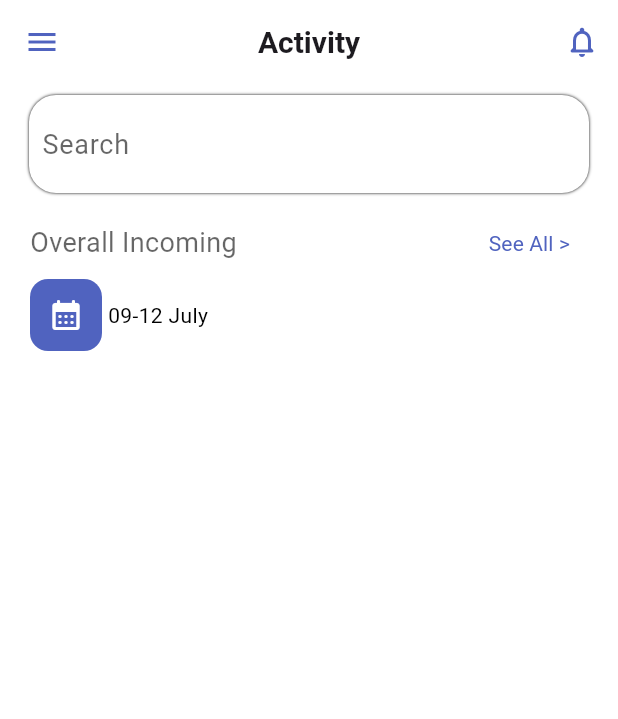
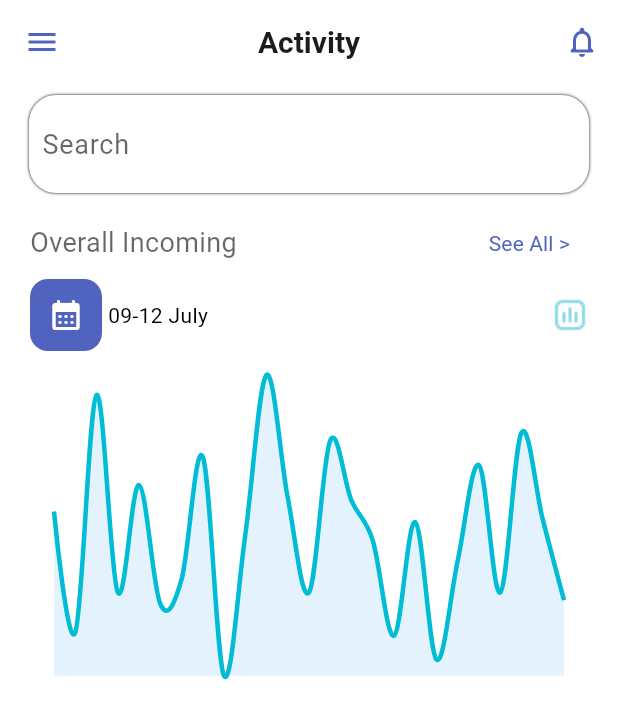
Before and after one commit to Zayahan-Hasan-Shah/Bank-Mobile-App, a Flutter app: the ActivityScreen screen opened by its route, on a phone screen of 412 x 824 dp. Shown: the top 719 px of the screen. Run offline on Flutter 3.47's test engine with Material 3 defaults, Android fonts, the phone set to English and light mode, and no system bars; drawn by our look-alikes of fl_chart; our stand-ins replace connectivity_plus, device_info_plus, flutter_local_notifications, flutter_riverpod, google_fonts, image_picker and 3 more.

Commit message:
create line chart in activity screen

```diff
--- /dev/null
+++ b/bank_app_practice/lib/dummyData/activity/incomingActivityData.dart
@@ -0,0 +1,28 @@
+List<Map<String, dynamic>> transactionData = [
+  {"date": "2025-05-09", "amount": 62.34},
+  {"date": "2025-05-09", "amount": 45.12},
+  {"date": "2025-05-09", "amount": 78.92},
+  {"date": "2025-05-09", "amount": 50.84},
+  {"date": "2025-05-09", "amount": 66.10},
+  {"date": "2025-05-10", "amount": 49.23},
+  {"date": "2025-05-10", "amount": 52.67},
+  {"date": "2025-05-10", "amount": 70.15},
+  {"date": "2025-05-10", "amount": 38.98},
+  {"date": "2025-05-10", "amount": 59.01},
+  {"date": "2025-05-11", "amount": 81.77},
+  {"date": "2025-05-11", "amount": 64.32},
+  {"date": "2025-05-11", "amount": 50.84},
+  {"date": "2025-05-11", "amount": 72.46},
+  {"date": "2025-05-11", "amount": 63.91},
+  {"date": "2025-05-12", "amount": 58.23},
+  {"date": "2025-05-12", "amount": 44.67},
+  {"date": "2025-05-12", "amount": 60.84},
+  {"date": "2025-05-12", "amount": 41.28},
+  {"date": "2025-05-12", "amount": 55.39},
+  {"date": "2025-05-13", "amount": 68.94},
+  {"date": "2025-05-13", "amount": 50.84},
+  {"date": "2025-05-13", "amount": 73.58},
+  {"date": "2025-05-13", "amount": 61.23},
+  {"date": "2025-05-13", "amount": 49.74},
+  // Add more entries for a larger dataset
+];
--- a/bank_app_practice/lib/views/dashboard/activity/activityScreen.dart
+++ b/bank_app_practice/lib/views/dashboard/activity/activityScreen.dart
@@ -1,9 +1,10 @@
 import 'package:bank_app_practice/core/colors.dart';
 import 'package:bank_app_practice/core/constants.dart';
+import 'package:bank_app_practice/dummyData/activity/incomingActivityData.dart';
 import 'package:bank_app_practice/utils/customAppBar.dart';
 import 'package:bank_app_practice/utils/customTextField.dart';
 import 'package:bank_app_practice/utils/titleText.dart';
-import 'package:bank_app_practice/views/dashboard/activity/widgets/overallIncomingChart.dart';
+import 'package:bank_app_practice/views/dashboard/activity/widgets/overallIncomingChartWidget.dart';
 import 'package:bank_app_practice/views/widgets/common/notificationWidget.dart';
 import 'package:flutter/material.dart';
 
@@ -16,6 +17,7 @@ class ActivityScreen extends StatefulWidget {
 
 class _ActivityScreenState extends State<ActivityScreen> {
   final TextEditingController searchController = TextEditingController();
+  final List<Map<String, dynamic>> data = transactionData;
 
   @override
   void dispose() {
@@ -60,7 +62,7 @@ class _ActivityScreenState extends State<ActivityScreen> {
                         color: ColorsPallete.titleColor))
               ],
             ),
-            OverAllIncomingChart()
+            OverAllIncomingChart(data: data),
           ],
         ),
       ),
--- a/bank_app_practice/lib/views/dashboard/activity/widgets/overallIncomingChart.dart
+++ b/bank_app_practice/lib/views/dashboard/activity/widgets/overallIncomingChart.dart
@@ -1,40 +1,66 @@
-import 'package:bank_app_practice/core/colors.dart';
-import 'package:bank_app_practice/utils/titleText.dart';
+import 'package:fl_chart/fl_chart.dart';
 import 'package:flutter/material.dart';
+import 'package:intl/intl.dart';
 
-class OverAllIncomingChart extends StatelessWidget {
-  const OverAllIncomingChart({super.key});
+class OverAllIncomingTransactionLineChart extends StatelessWidget {
+  final List<Map<String, dynamic>> data;
+
+  const OverAllIncomingTransactionLineChart({super.key, required this.data});
 
   @override
   Widget build(BuildContext context) {
-    return Container(
-      child: Column(
-        children: [
-          Container(
-              child: Row(
-            children: [
-              Row(
-                children: [
-                  Container(
-                    decoration: BoxDecoration(
-                        color: ColorsPallete.iconColor,
-                        borderRadius: BorderRadius.circular(12)),
-                    child: IconButton(
-                        onPressed: () {},
-                        icon: Icon(
-                          Icons.calendar_month_rounded,
-                          color: ColorsPallete.white,
-                        )),
-                  ),
-                  const SizedBox(width: 4),
-                  TitleText(title: '09-12 July')
-                ],
+    final spots = data.asMap().entries.map((entry) {
+      final index = entry.key.toDouble();
+      final amount = (entry.value['amount'] as num).toDouble();
+      return FlSpot(index, amount);
+    }).toList();
+
+    return AspectRatio(
+      aspectRatio: 1.6,
+      child: Padding(
+        padding: const EdgeInsets.all(16.0),
+        child: LineChart(
+          LineChartData(
+            gridData: FlGridData(show: false),
+            titlesData: FlTitlesData(show: false),
+            borderData: FlBorderData(show: false),
+            lineBarsData: [
+              LineChartBarData(
+                isCurved: true,
+                spots: spots,
+                dotData: FlDotData(show: false),
+                // spots: Colors.blue.shade300,
+                belowBarData: BarAreaData(
+                  show: true,
+                  color: Colors.blue.shade100.withOpacity(0.4),
+                ),
+                barWidth: 3,
               ),
-
-
             ],
-          )),
-        ],
+            lineTouchData: LineTouchData(
+              touchTooltipData: LineTouchTooltipData(
+                // tooltipBgColor: Colors.deepPurpleAccent,
+                getTooltipItems: (touchedSpots) {
+                  return touchedSpots.map((spot) {
+                    final index = spot.x.toInt();
+                    final amount = spot.y.toStringAsFixed(2);
+                    return LineTooltipItem(
+                      "\$${amount}",
+                      const TextStyle(
+                        color: Colors.white,
+                        fontWeight: FontWeight.bold,
+                      ),
+                    );
+                  }).toList();
+                },
+              ),
+              touchCallback: (event, response) {
+                // You can handle touch here if needed
+              },
+              handleBuiltInTouches: true,
+            ),
+          ),
+        ),
       ),
     );
   }
--- /dev/null
+++ b/bank_app_practice/lib/views/dashboard/activity/widgets/overallIncomingChartWidget.dart
@@ -0,0 +1,48 @@
+import 'package:bank_app_practice/core/colors.dart';
+import 'package:bank_app_practice/core/images.dart';
+import 'package:bank_app_practice/utils/titleText.dart';
+import 'package:bank_app_practice/views/dashboard/activity/widgets/overallIncomingChart.dart';
+import 'package:flutter/material.dart';
+
+class OverAllIncomingChart extends StatelessWidget {
+  final List<Map<String, dynamic>> data;
+  const OverAllIncomingChart({super.key, required this.data});
+
+  @override
+  Widget build(BuildContext context) {
+    return Container(
+      child: Column(
+        children: [
+          Container(
+              child: Row(
+            mainAxisAlignment: MainAxisAlignment.spaceBetween,
+            children: [
+              Row(
+                children: [
+                  Container(
+                    decoration: BoxDecoration(
+                        color: ColorsPallete.iconColor,
+                        borderRadius: BorderRadius.circular(12)),
+                    child: IconButton(
+                        onPressed: () {},
+                        icon: Icon(
+                          Icons.calendar_month_rounded,
+                          color: ColorsPallete.white,
+                        )),
+                  ),
+                  const SizedBox(width: 4),
+                  TitleText(title: '09-12 July')
+                ],
+              ),
+              Image.asset(
+                ImageAssets.overAllIncomingChart,
+                fit: BoxFit.cover,
+              )
+            ],
+          )),
+          OverAllIncomingTransactionLineChart(data : data),
+        ],
+      ),
+    );
+  }
+}
--- a/bank_app_practice/pubspec.yaml
+++ b/bank_app_practice/pubspec.yaml
@@ -45,7 +45,7 @@ dependencies:
   image_picker: ^1.1.2
   pin_code_fields: ^8.0.1
   intl: ^0.20.2
-  fl_chart: ^0.71.0
+  fl_chart: ^0.63.0
   table_calendar: ^3.2.0
 
 dev_dependencies:
```
Also changed, not shown: bank_app_practice/pubspec.lock.
